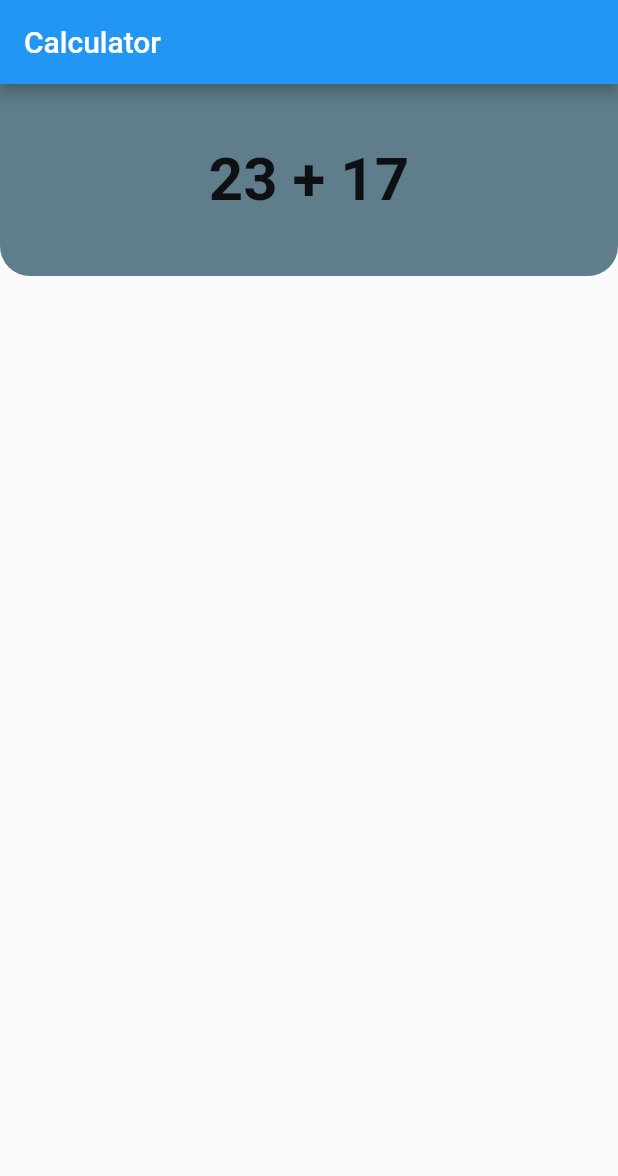
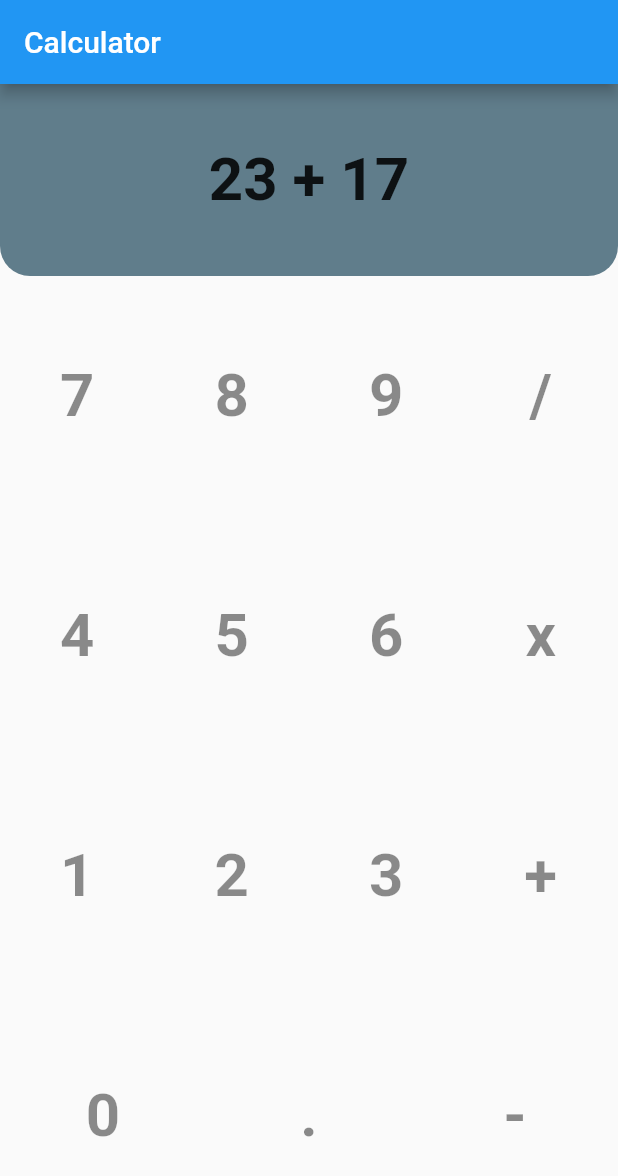
Before and after one commit to angeloobeta/calculator_flutter, a Flutter app: the screen it shows after launch, on a phone screen of 412 x 824 dp. Shown: the top 1176 px of the screen. Run offline on Flutter 3.47's test engine with Material 2 defaults, Android fonts, the phone set to English and light mode, and no system bars.

Commit message:
fixed mapping value to Textbutton.

```diff
--- a/lib/view/front_view.dart
+++ b/lib/view/front_view.dart
@@ -37,10 +37,12 @@ class _FrontViewState extends State<FrontView> {
             Expanded(
                 flex: 5,
                 child: Column(
+                  mainAxisAlignment: MainAxisAlignment.spaceAround,
                   children: [
+                    buttons("7,8,9,/"),
+                    buttons("4,5,6,x"),
                     buttons("1,2,3,+"),
-                    buttons("1,2,3,+"),
-                    buttons("1,2,3,+"),
+                    buttons("0,.,-"),
                   ],
                 ))
           ],
@@ -50,7 +52,20 @@ class _FrontViewState extends State<FrontView> {
   Widget buttons(String str) {
     List<String> token = str.split(",");
     return Row(
-      children: token.map((e) => Row()).toList(),
+      // mainAxisAlignment: MainAxisAlignment.spaceBetween,
+      children: token
+          .map((_value) => Expanded(
+                child: Padding(
+                    padding: const EdgeInsets.all(5),
+                    child: TextButton(
+                        child: Text(_value,
+                            style: const TextStyle(
+                                color: Colors.black45,
+                                fontWeight: FontWeight.bold,
+                                fontSize: 40)),
+                        onPressed: () {})),
+              ))
+          .toList(),
     );
   }
 }
```
